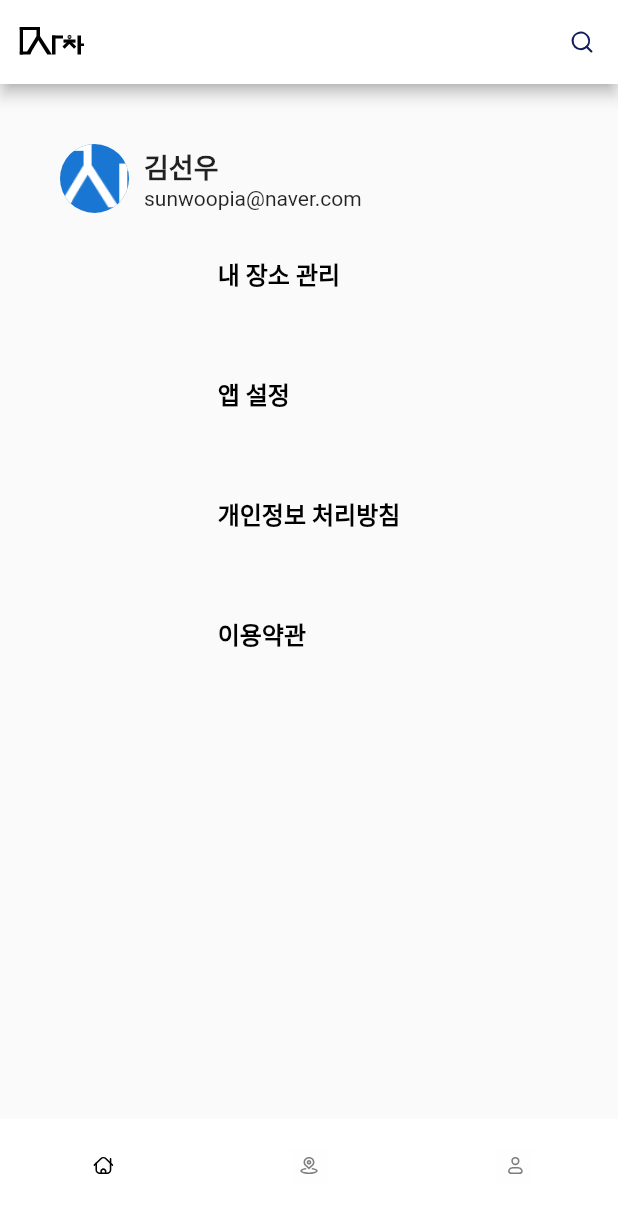
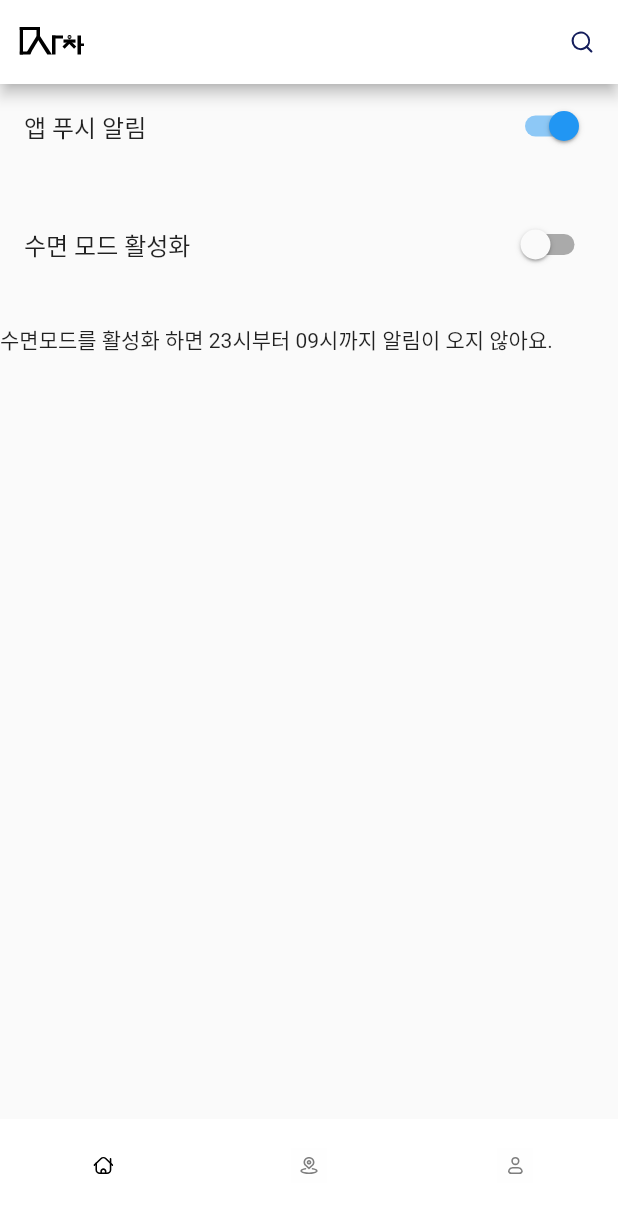
Before and after one commit to sunwoopia/macha_client, a Flutter app: the screen it shows after launch, on a phone screen of 412 x 824 dp. Shown: the top 1213 px of the screen. Run offline on Flutter 3.47's test engine with Material 2 defaults, Android fonts, the phone set to English and light mode, and no system bars; our stand-ins replace flutter_svg.

Commit message:
first commit

```diff
--- a/lib/main.dart
+++ b/lib/main.dart
@@ -2,6 +2,7 @@ import 'package:flutter/material.dart';
 import 'dart:async';
 import './common/components/header.dart';
 import './common/components/footer.dart';
+import '../pages/appSettings.dart';
 
 void main() {
   runApp(const MyApp());
@@ -32,7 +33,7 @@ class _MyHomePageState extends State<MyHomePage> {
   Widget build(BuildContext context) {
     return Scaffold(
       appBar: Header(),
-      body: ProfilePage(),
+      body: appSettings(),
       bottomNavigationBar: Footer(),
     );
   }
--- /dev/null
+++ b/lib/pages/appSettings.dart
@@ -0,0 +1,49 @@
+import 'package:flutter/material.dart';
+import 'dart:async';
+import '../common/components/header.dart';
+import '../common/components/footer.dart';
+
+class appSettings extends StatefulWidget {
+  @override
+  _AppsettingsState createState() => _AppsettingsState();
+}
+
+class _AppsettingsState extends State<appSettings> {
+  bool _pushNotificationEnabled = true;
+  bool _sleepModeEnabled = false;
+
+  @override
+  Widget build(BuildContext context) {
+    return Scaffold(
+      body: ListView(
+        children: [
+          ListTile(
+            title: Text('앱 푸시 알림'),
+            trailing: Switch(
+              value: _pushNotificationEnabled,
+              onChanged: (value) {
+                setState(() {
+                  _pushNotificationEnabled = value;
+                });
+              },
+            ),
+          ),
+          SizedBox(height: 23),
+          ListTile(
+            title: Text('수면 모드 활성화'),
+            trailing: Switch(
+              value: _sleepModeEnabled,
+              onChanged: (value) {
+                setState(() {
+                  _sleepModeEnabled = value;
+                });
+              },
+            ),
+          ),
+          SizedBox(height: 25),
+          Text("수면모드를 활성화 하면 23시부터 09시까지 알림이 오지 않아요.")
+        ],
+      ),
+    );
+  }
+}
```
Also changed, not shown: lib/pages/personalInformation.dart (+14 -0 lines), lib/pages/profilePage.dart (+135 -0 lines).
